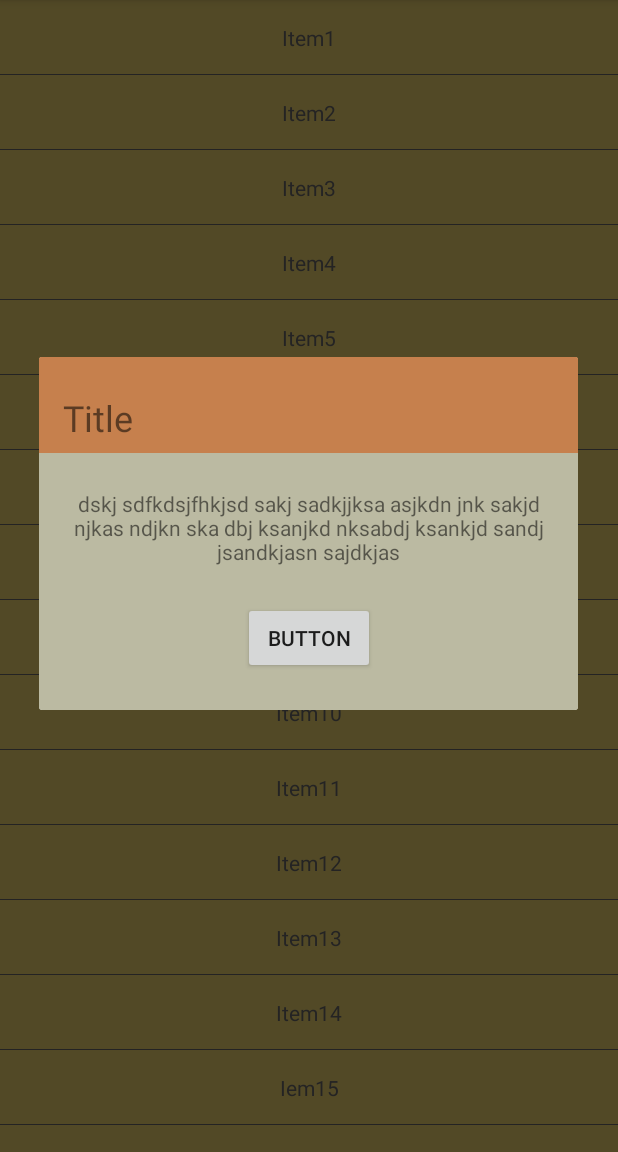
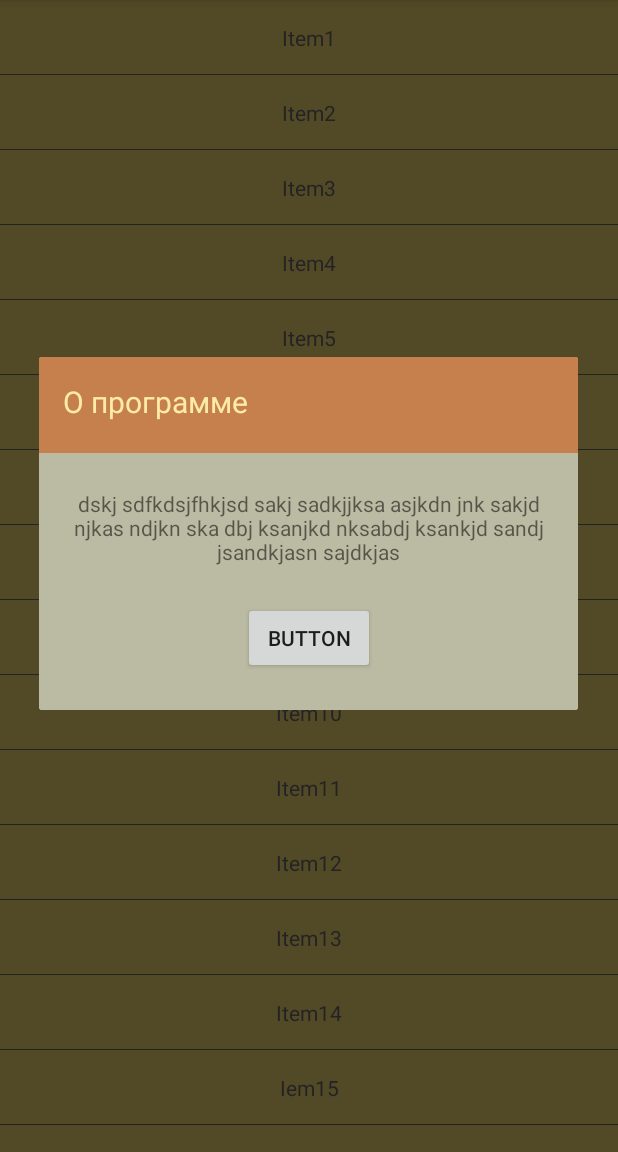
Before and after one commit to alexrnov/LamrimConspectus, an Android app: the screen it shows after launch (MainActivity), after a tap on "about", on a phone screen of 412 x 824 dp, the part 84-1236 px from its top. Run offline under Robolectric (Android 15) with nearby library versions, the phone set to English and light mode, and no system bars; our stand-ins replace androidx.preference.

Commit message:
custom alert dialog

```diff
--- a/app/src/main/res/layout/about_dialog.xml
+++ b/app/src/main/res/layout/about_dialog.xml
@@ -25,10 +25,10 @@
         android:layout_height="wrap_content"
         android:layout_marginStart="16dp"
         android:layout_marginLeft="16dp"
-        android:layout_marginTop="24dp"
-        android:text="Title"
-        android:textSize="24sp"
-        android:textAlignment="center"
+        android:layout_marginTop="16dp"
+        android:text="@string/about_program_category"
+        android:textColor="@color/appBarElementsColor"
+        android:textSize="20sp"
         app:layout_constraintStart_toStartOf="parent"
         app:layout_constraintTop_toTopOf="parent" />
 
```
